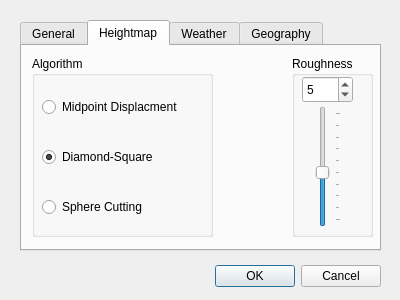
First picture: the form in data/qt4/dNewWorld.ui, repository psi29a/worldsynth, before the edit.
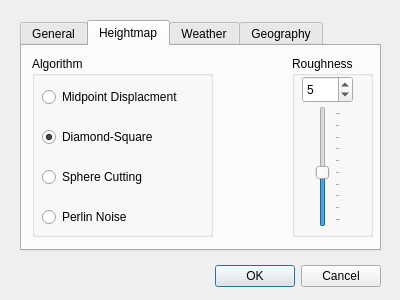
Second picture: the form after the edit. The open tabs and pages were chosen to show the change. Icons and pictures are not drawn.

Commit message: added demo perlin noise and some command line options

Diff of the .ui file:
```diff
--- a/data/qt4/dNewWorld.ui
+++ b/data/qt4/dNewWorld.ui
@@ -316,8 +316,8 @@
       <property name="geometry">
        <rect>
         <x>10</x>
-        <y>40</y>
-        <width>151</width>
+        <y>30</y>
+        <width>171</width>
         <height>22</height>
        </rect>
       </property>
@@ -332,8 +332,8 @@
       <property name="geometry">
        <rect>
         <x>10</x>
-        <y>90</y>
-        <width>121</width>
+        <y>70</y>
+        <width>171</width>
         <height>22</height>
        </rect>
       </property>
@@ -348,8 +348,8 @@
       <property name="geometry">
        <rect>
         <x>10</x>
-        <y>140</y>
-        <width>111</width>
+        <y>110</y>
+        <width>171</width>
         <height>22</height>
        </rect>
       </property>
@@ -357,6 +357,19 @@
        <string>Sphere Cutting</string>
       </property>
      </widget>
+     <widget class="QRadioButton" name="rPRL">
+      <property name="geometry">
+       <rect>
+        <x>10</x>
+        <y>150</y>
+        <width>171</width>
+        <height>22</height>
+       </rect>
+      </property>
+      <property name="text">
+       <string>Perlin Noise</string>
+      </property>
+     </widget>
     </widget>
    </widget>
    <widget class="QWidget" name="wsWeather">
```
Left out of the diff: 54 changed lines with no effect on the pictures. The commit also changes 2 other files.
